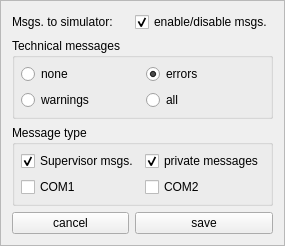
swift-project/pilotclient, file src/blackgui/components/settingssimulatormessagescomponent.ui: the form before one commit.
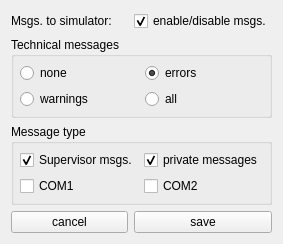
The form after the commit.

Commit message:
Ref T195, core settings UI improvements
* hide "?" (help)
* spacers

Patch:
```diff
--- a/src/blackgui/components/settingssimulatormessagescomponent.ui
+++ b/src/blackgui/components/settingssimulatormessagescomponent.ui
@@ -13,12 +13,6 @@
   <property name="windowTitle">
    <string>Frame</string>
   </property>
-  <property name="frameShape">
-   <enum>QFrame::StyledPanel</enum>
-  </property>
-  <property name="frameShadow">
-   <enum>QFrame::Raised</enum>
-  </property>
   <layout class="QGridLayout" name="gridLayout">
    <item row="1" column="0" colspan="2">
     <widget class="QGroupBox" name="gb_TechnicalMessages">
```
The commit also changes 3 other files.
